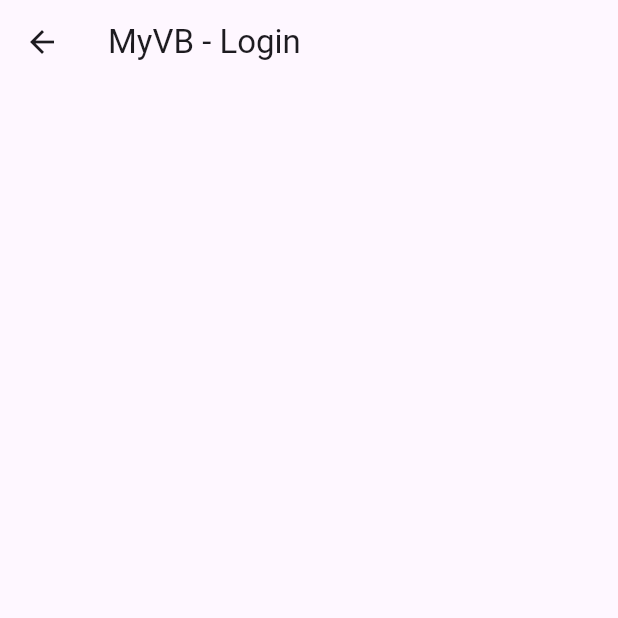
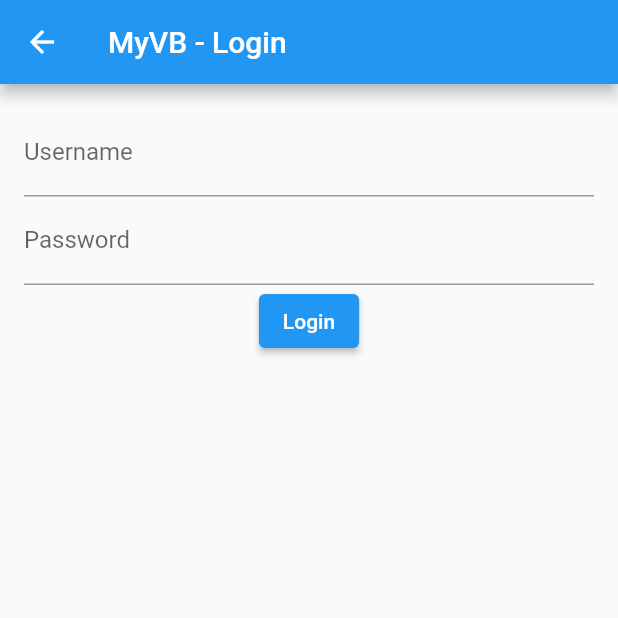
Before and after one commit to fshangala/myvb, a Flutter app: the screen it shows after launch, on a phone screen of 412 x 824 dp, the top half of it. Run offline on Flutter 3.47's test engine with Material 2 defaults, Android fonts, the phone set to English and light mode, and no system bars; our stand-ins replace shared_preferences; accounts and stored records are empty.

Commit message:
login form

```diff
--- a/lib/core/datatypes/user.dart
+++ b/lib/core/datatypes/user.dart
@@ -45,6 +45,16 @@
     }
   }
 
+  static Future<User?> getUserWhere(String name, String value) async {
+    var userData = await Database.getDatabase()
+        .getItemWhereEqual('users', 'username', value);
+    if (userData == null) {
+      return null;
+    } else {
+      return User.fromMap(userData);
+    }
+  }
+
   Future<void> save() {
     return Database.getDatabase().createOrUpdateItem('users', toMap());
   }
@@ -58,4 +68,15 @@
       return User.getByid(userId);
     }
   }
+
+  static Future<User?> login(String username, String password) async {
+    User? luser;
+    var user = await User.getUserWhere('username', username);
+    if (user != null && user.password == password) {
+      luser = user;
+      var instance = await SharedPreferences.getInstance();
+      instance.setString('loggedInUser', user.id!);
+    }
+    return luser;
+  }
 }
--- /dev/null
+++ b/lib/core/widgets/login_form.dart
@@ -0,0 +1,72 @@
+import 'package:flutter/material.dart';
+import 'package:myvb/core/datatypes/user.dart';
+
+class LoginForm extends StatefulWidget {
+  final void Function(User luser)? setUser;
+  const LoginForm({super.key, this.setUser});
+
+  @override
+  State<StatefulWidget> createState() {
+    return _LoginFormState();
+  }
+}
+
+class _LoginFormState extends State<LoginForm> {
+  final _formKey = GlobalKey<FormState>();
+  String username = '';
+  String password = '';
+
+  @override
+  Widget build(BuildContext context) {
+    return Form(
+      key: _formKey,
+      child: Column(
+        children: [
+          TextFormField(
+            decoration: const InputDecoration(
+                hintText: 'Username', label: Text('Username')),
+            onChanged: (value) {
+              username = value;
+            },
+            validator: (value) {
+              if (value == '') {
+                return 'Please enter some value';
+              } else {
+                return null;
+              }
+            },
+          ),
+          TextFormField(
+            decoration: const InputDecoration(label: Text('Password')),
+            obscureText: true,
+            onChanged: (value) {
+              password = value;
+            },
+          ),
+          ElevatedButton(
+              onPressed: () {
+                if (_formKey.currentState!.validate()) {
+                  _login();
+                }
+              },
+              child: const Text('Login')),
+        ],
+      ),
+    );
+  }
+
+  void _login() {
+    User.login(username, password).then((value) {
+      if (value == null) {
+        ScaffoldMessenger.of(context).showSnackBar(
+            const SnackBar(content: Text('Invalid username or password')));
+      } else {
+        ScaffoldMessenger.of(context)
+            .showSnackBar(SnackBar(content: Text('Welcome ${value.username}')));
+        if (widget.setUser != null) {
+          widget.setUser!(value);
+        }
+      }
+    });
+  }
+}
--- a/lib/main.dart
+++ b/lib/main.dart
@@ -14,10 +14,6 @@
   Widget build(BuildContext context) {
     return MaterialApp(
       title: 'MyVB',
-      theme: ThemeData(
-        colorScheme: ColorScheme.fromSeed(seedColor: Colors.deepPurple),
-        useMaterial3: true,
-      ),
       routes: {
         HomeScreen.routeName: (context) => const HomeScreen(),
         LoginScreen.routeName: (context) => const LoginScreen(),
--- a/lib/users/login.dart
+++ b/lib/users/login.dart
@@ -1,5 +1,7 @@
 import 'package:flutter/material.dart';
+import 'package:myvb/core/datatypes/user.dart';
 import 'package:myvb/core/widgets/app_bar.dart';
+import 'package:myvb/core/widgets/login_form.dart';
 
 class LoginScreen extends StatefulWidget {
   const LoginScreen({super.key});
@@ -12,14 +14,26 @@
 }
 
 class _LoginState extends State<LoginScreen> {
+  User? user;
+
   @override
   Widget build(BuildContext context) {
     return Scaffold(
       appBar: appBar('Login'),
       body: Container(
         padding: const EdgeInsets.all(16),
-        child: const Column(),
+        child: ListView(
+          children: [
+            LoginForm(setUser: setUser),
+          ],
+        ),
       ),
     );
   }
+
+  void setUser(User luser) {
+    setState(() {
+      user = luser;
+    });
+  }
 }
```
Also changed, not shown: 2 other files.
